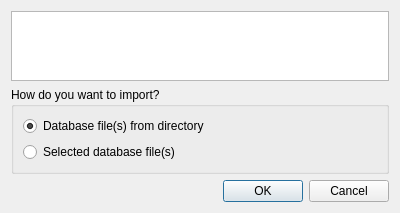
Old version of the form src/gui/ui/dlg_db_import.ui in the repository psakar/datovka.
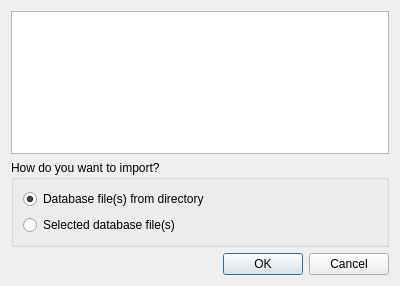
New version of the form.

Commit message: Fixed dimensions of import dialog

What changed in the file:
```diff
--- a/src/gui/ui/dlg_db_import.ui
+++ b/src/gui/ui/dlg_db_import.ui
@@ -7,7 +7,7 @@
     <x>0</x>
     <y>0</y>
     <width>400</width>
-    <height>213</height>
+    <height>286</height>
    </rect>
   </property>
   <property name="windowTitle">
```
